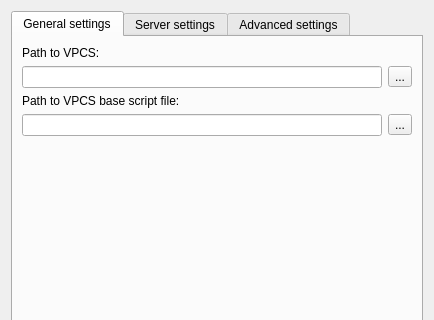
The window that gns3/modules/vpcs/ui/vpcs_preferences_page.ui (GNS3/gns3-gui) describes before a commit, drawn with Qt 5; both pictures show x 0 to 434 and y 0 to 320 of the 434 by 545 pixel window.
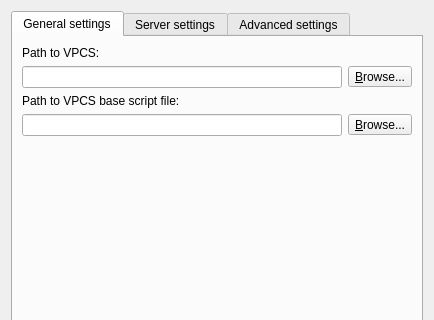
The same window after the commit.

Commit message: Replace "..." by "Browse..." on buttons. Fixes bugs with IOS routers slots/wics.

```diff
--- a/gns3/modules/vpcs/ui/vpcs_preferences_page.ui
+++ b/gns3/modules/vpcs/ui/vpcs_preferences_page.ui
@@ -62,7 +62,7 @@
          <item>
           <widget class="QToolButton" name="uiVPCSPathToolButton">
            <property name="text">
-            <string>...</string>
+            <string>&amp;Browse...</string>
            </property>
            <property name="toolButtonStyle">
             <enum>Qt::ToolButtonTextOnly</enum>
@@ -79,7 +79,7 @@
          <item>
           <widget class="QToolButton" name="uiScriptFileToolButton">
            <property name="text">
-            <string>...</string>
+            <string>&amp;Browse...</string>
            </property>
            <property name="toolButtonStyle">
             <enum>Qt::ToolButtonTextOnly</enum>
```
The commit also changes 30 other files.
